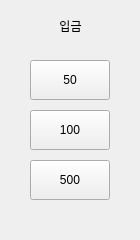
Old version of the form python/UI/dialog_deposit.ui in the repository qpdh/Embeded-Team-Project.
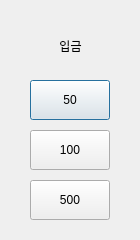
New version of the form.

Commit message: connect deposit

```diff
--- a/python/UI/dialog_deposit.ui
+++ b/python/UI/dialog_deposit.ui
@@ -1,7 +1,7 @@
 <?xml version="1.0" encoding="UTF-8"?>
 <ui version="4.0">
- <class>DockWidget</class>
- <widget class="QDockWidget" name="DockWidget">
+ <class>Dialog</class>
+ <widget class="QDialog" name="Dialog">
   <property name="geometry">
    <rect>
     <x>0</x>
@@ -13,44 +13,11 @@
   <property name="windowTitle">
    <string>DockWidget</string>
   </property>
-  <widget class="QWidget" name="dockWidgetContents">
-   <widget class="QPushButton" name="pushButton_5">
-    <property name="geometry">
-     <rect>
-      <x>120</x>
-      <y>330</y>
-      <width>80</width>
-      <height>40</height>
-     </rect>
-    </property>
-    <property name="styleSheet">
-     <string notr="true">font:10pt, 'bold'</string>
-    </property>
-    <property name="text">
-     <string>500</string>
-    </property>
-   </widget>
-   <widget class="QPushButton" name="pushButton_6">
-    <property name="geometry">
-     <rect>
-      <x>120</x>
-      <y>280</y>
-      <width>80</width>
-      <height>40</height>
-     </rect>
-    </property>
-    <property name="styleSheet">
-     <string notr="true">font:10pt, 'bold'</string>
-    </property>
-    <property name="text">
-     <string>100</string>
-    </property>
-   </widget>
    <widget class="QPushButton" name="pushButton_50">
     <property name="geometry">
      <rect>
       <x>30</x>
-      <y>60</y>
+     <y>80</y>
       <width>80</width>
       <height>40</height>
      </rect>
@@ -62,11 +29,43 @@
      <string>50</string>
     </property>
    </widget>
+  <widget class="QPushButton" name="pushButton_100">
+   <property name="geometry">
+    <rect>
+     <x>30</x>
+     <y>130</y>
+     <width>80</width>
+     <height>40</height>
+    </rect>
+   </property>
+   <property name="styleSheet">
+    <string notr="true">font:10pt, 'bold'</string>
+   </property>
+   <property name="text">
+    <string>100</string>
+   </property>
+  </widget>
+  <widget class="QPushButton" name="pushButton_500">
+   <property name="geometry">
+    <rect>
+     <x>30</x>
+     <y>180</y>
+     <width>80</width>
+     <height>40</height>
+    </rect>
+   </property>
+   <property name="styleSheet">
+    <string notr="true">font:10pt, 'bold'</string>
+   </property>
+   <property name="text">
+    <string>500</string>
+   </property>
+  </widget>
    <widget class="QLabel" name="label">
     <property name="geometry">
      <rect>
       <x>40</x>
-      <y>10</y>
+     <y>30</y>
       <width>61</width>
       <height>31</height>
      </rect>
@@ -86,39 +85,6 @@
     <property name="alignment">
      <set>Qt::AlignCenter</set>
     </property>
-   </widget>
-   <widget class="QPushButton" name="pushButton_500">
-    <property name="geometry">
-     <rect>
-      <x>30</x>
-      <y>160</y>
-      <width>80</width>
-      <height>40</height>
-     </rect>
-    </property>
-    <property name="styleSheet">
-     <string notr="true">font:10pt, 'bold'</string>
-    </property>
-    <property name="text">
-     <string>500</string>
-    </property>
-   </widget>
-   <widget class="QPushButton" name="pushButton_100">
-    <property name="geometry">
-     <rect>
-      <x>30</x>
-      <y>110</y>
-      <width>80</width>
-      <height>40</height>
-     </rect>
-    </property>
-    <property name="styleSheet">
-     <string notr="true">font:10pt, 'bold'</string>
-    </property>
-    <property name="text">
-     <string>100</string>
-    </property>
-   </widget>
   </widget>
  </widget>
  <resources/>
```
Left out of the diff: 2 changed lines with no effect on the pictures. Lines whose indentation alone changed are shown as unchanged. The commit also changes 6 other files.
